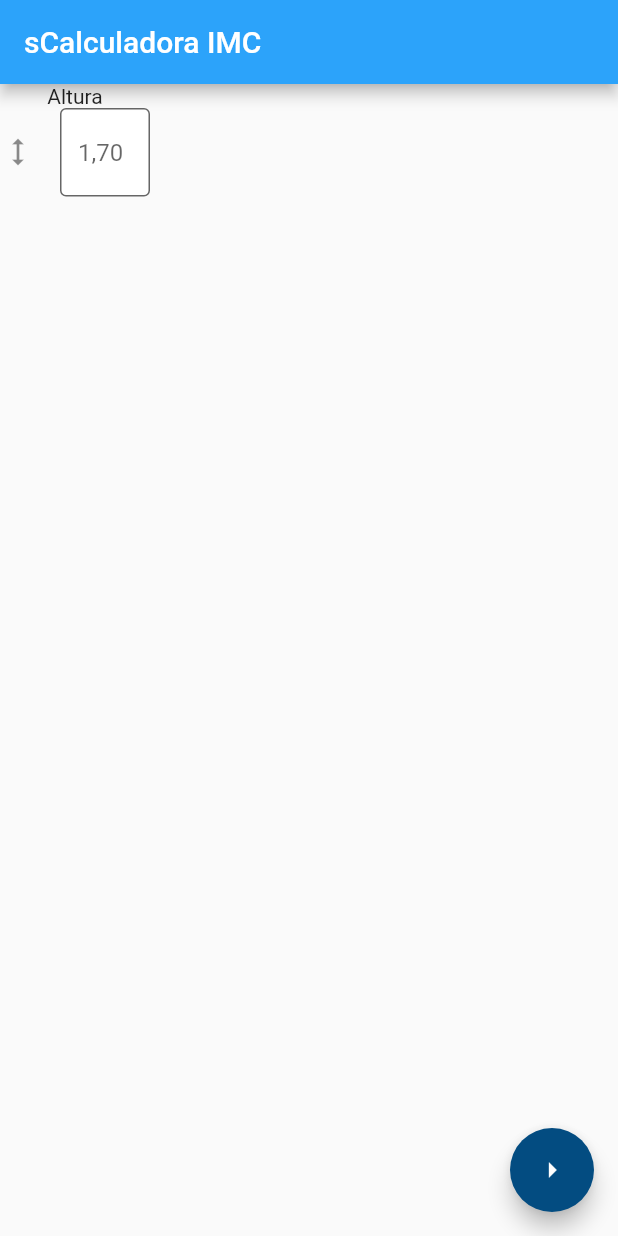
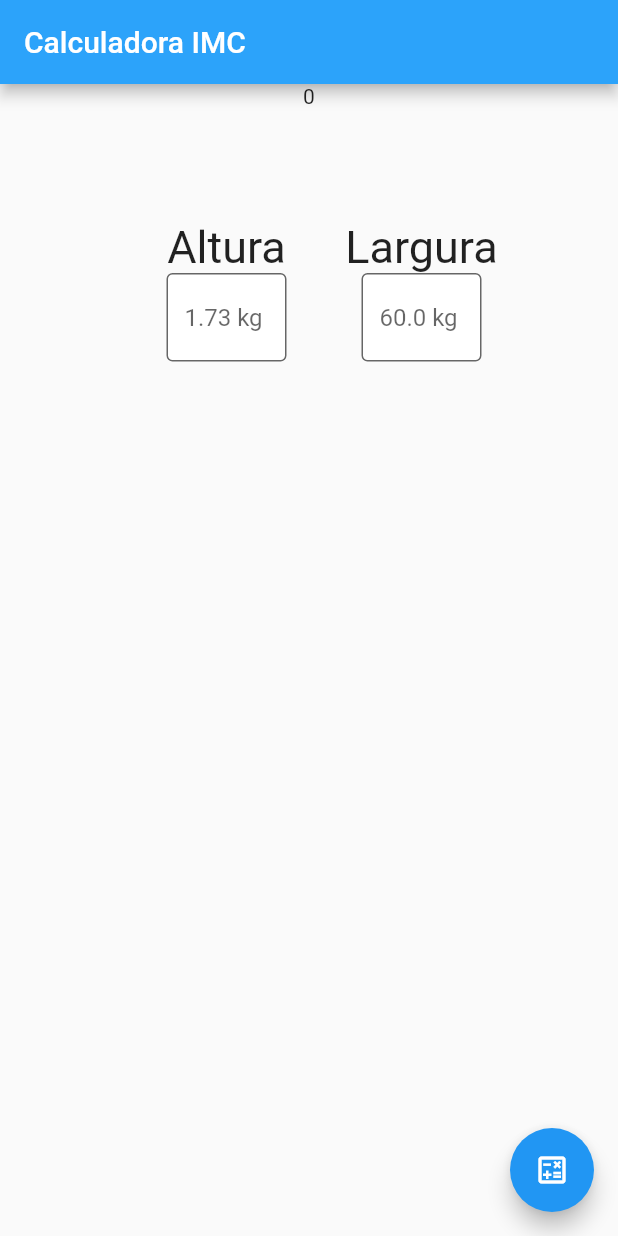
Before and after one commit to Thijalves/Calculadora-IMC-Flutter, a Flutter app: the screen it shows after launch, on a phone screen of 412 x 824 dp. Run offline on Flutter 3.47's test engine with Material 2 defaults, Android fonts, the phone set to English and light mode, and no system bars.

Commit message:
input estilizada

```diff
--- a/lib/main.dart
+++ b/lib/main.dart
@@ -10,43 +10,89 @@ class MyApp extends StatelessWidget {
   @override
   Widget build(BuildContext context) {
     return MaterialApp(
-      home: Scaffold(
+      home: HomePage(),
+    );
+  }
+}
+
+class HomePage extends StatefulWidget {
+  const HomePage({Key? key}) : super(key: key);
+
+  @override
+  State<HomePage> createState() => _HomePageState();
+}
+
+class _HomePageState extends State<HomePage> {
+  num _imc = 0, peso = 0, altura = 0;
+
+  void _calcular() {
+    setState(() {
+      _imc += 1.0;
+    });
+  }
+
+  Widget build(BuildContext context) {
+    return Scaffold(
       appBar: AppBar(
-            title: const Text('sCalculadora IMC'),
+        title: const Text('Calculadora IMC'),
         backgroundColor: const Color.fromARGB(255, 44, 163, 250),
       ),
-          body: InputField(titulo: 'Altura'),
+      body: Column(
+        children: [
+          Container(child: Text(_imc.toString())),
+          Container(
+            height: 250,
+            // color: Colors.blue,
+            child: Row(
+              mainAxisAlignment: MainAxisAlignment.center,
+              children: [
+                InputField(titulo: 'Altura', defaultValue: 1.73),
+                InputField(titulo: 'Largura', defaultValue: 60.0),
+              ],
+            ),
+          ),
+        ],
+      ),
       floatingActionButton: FloatingActionButton(
-            backgroundColor: const Color.fromARGB(255, 3, 76, 129),
-            child: const Icon(Icons.arrow_right),
-            onPressed: () => null,
-          )),
+        child: Icon(Icons.calculate_outlined),
+        onPressed: _calcular,
+      ),
     );
   }
 }
 
 class InputField extends StatelessWidget {
-  InputField({required this.titulo, Key? key});
+  InputField({required this.titulo, required this.defaultValue});
 
   String titulo = 'null';
+  double defaultValue = 1;
 
   @override
   Widget build(BuildContext context) {
     return Container(
+        margin: const EdgeInsets.fromLTRB(20, 0, 0, 0),
         // color: Colors.amber,
-        width: 100,
+        width: 110,
+        height: 100,
         child: Column(children: [
-          Text(titulo),
-          TextField(
+          Text(
+            titulo,
+            style: TextStyle(fontSize: 30),
+          ),
+          Container(
+            width: 80,
+            child: TextField(
                 decoration: InputDecoration(
-                icon: Icon(Icons.height),
+                  // suffix: Text((titulo == 'altura' ? 'm' : 'kg')),
                   filled: true,
                   fillColor: Colors.white,
-                border: OutlineInputBorder(),
-                hintText: '1,70',
+                  border: const OutlineInputBorder(),
+                  hintText: defaultValue.toString() +
+                      (titulo == 'altura' ? ' m' : ' kg'),
                 ),
                 keyboardType:
-                  const TextInputType.numberWithOptions(decimal: true))
+                    const TextInputType.numberWithOptions(decimal: true)),
+          )
         ]));
   }
 }
```
Lines whose indentation alone changed are shown as unchanged.
